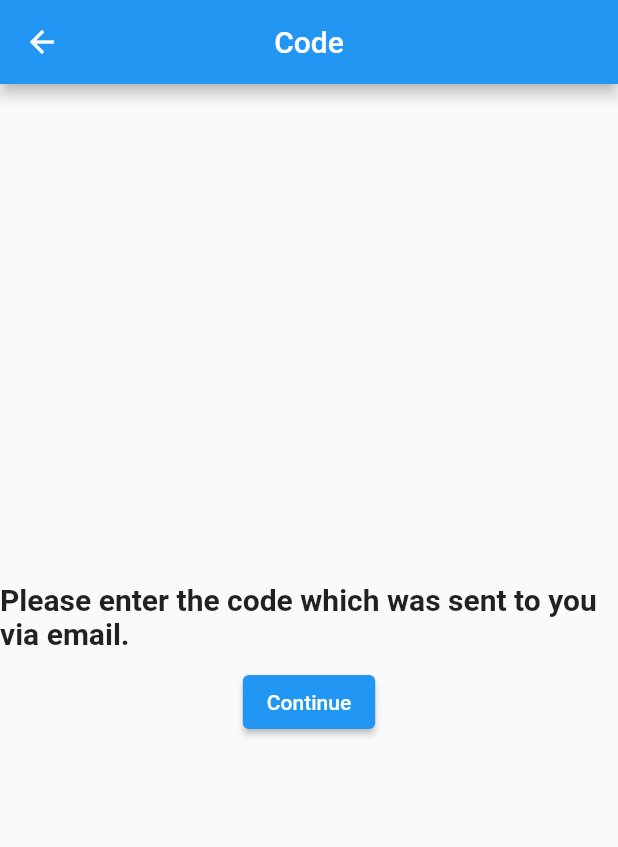
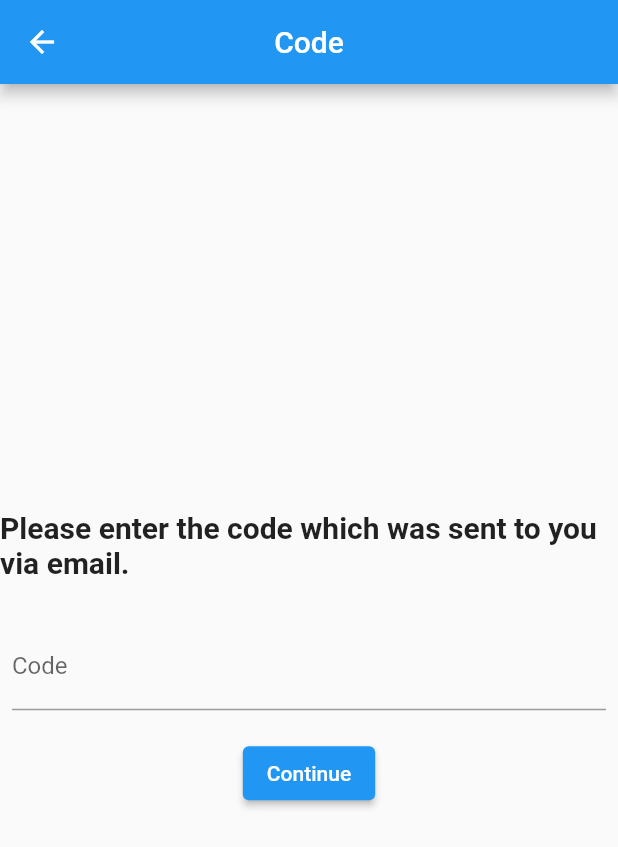
Before and after one commit to vigneshram2011/sheru, a Flutter app: the CodeView screen opened by its route, on a phone screen of 412 x 824 dp. Shown: the top 847 px of the screen. Run offline on Flutter 3.47's test engine with Material 2 defaults, Android fonts, the phone set to English and light mode, and no system bars; our stand-ins replace get, liquid_swipe.

Commit message:
dummy code screen completed -actual email not sent

```diff
--- a/lib/app/modules/code/views/code_view.dart
+++ b/lib/app/modules/code/views/code_view.dart
@@ -21,8 +21,16 @@ class CodeView extends GetView<CodeController> {
               'Please enter the code which was sent to you via email.',
               style: TextStyle(fontSize: 20, fontWeight: FontWeight.bold),
             ),
+            const SizedBox(height: 20),
+            const Padding(
+              padding: EdgeInsets.all(8),
+              child: TextField(
+                decoration: InputDecoration(
+                  labelText: 'Code',
+                ),
+              ),
+            ),
             const SizedBox(height: 10),
-
             ElevatedButton(
               child: const Text('Continue'),
               onPressed: () => Get.toNamed(Routes.NAME),
```
Also changed, not shown: lib/app/modules/splash/views/splash_view.dart (+14 -5 lines).
